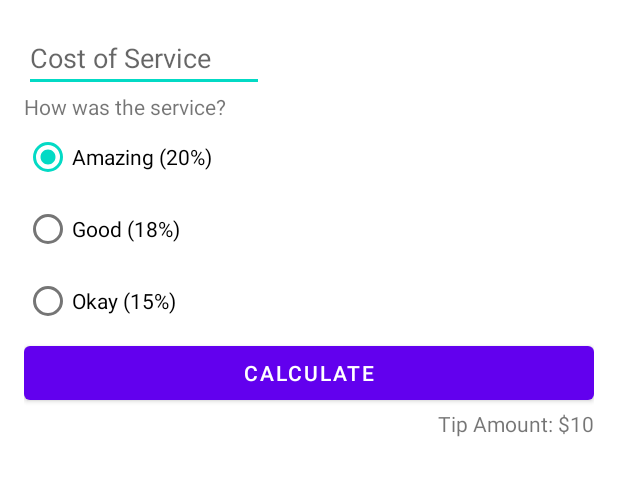
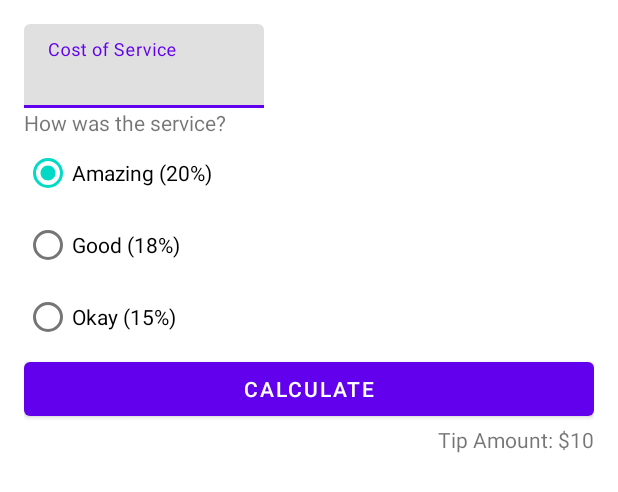
Before and after one commit to RafaelLOliveira/tip-calculation, an Android app: the layout activity_main.xml on its own in the app's theme, with its tools: preview values and no code run, on a phone screen of 412 x 824 dp. Shown: the top 492 px of the screen. Run offline under Robolectric (Android 15) with nearby library versions, the phone set to English and light mode, and no system bars.

Commit message:
cost of service field changes

```diff
--- a/app/src/main/java/br/com/example/tiptime/MainActivity.kt
+++ b/app/src/main/java/br/com/example/tiptime/MainActivity.kt
@@ -31,7 +31,7 @@ class MainActivity : AppCompatActivity() {
 
     private fun calculateTip() {
         //take the typed number
-        val stringInTextField = binding.costOfService.text.toString()
+        val stringInTextField = binding.costOfServiceEditText.text.toString()
         val cost = stringInTextField.toDouble()
 
         //inicialize the selected radio button
--- a/app/src/main/res/layout/activity_main.xml
+++ b/app/src/main/res/layout/activity_main.xml
@@ -7,14 +7,31 @@
     android:padding="16dp"
     tools:context=".MainActivity">
 
-    <EditText
+   <!-- <EditText
         android:id="@+id/cost_of_service"
         android:layout_width="160dp"
         android:layout_height="wrap_content"
         android:hint="@string/cost_of_service"
         android:inputType="numberDecimal"
         app:layout_constraintStart_toStartOf="parent"
-        app:layout_constraintTop_toTopOf="parent" />
+        app:layout_constraintTop_toTopOf="parent" />-->
+
+    <com.google.android.material.textfield.TextInputLayout
+        android:id="@+id/cost_of_service"
+        android:layout_width="160dp"
+        android:layout_height="wrap_content"
+        android:hint="@string/cost_of_service"
+        app:layout_constraintStart_toStartOf="parent"
+        app:layout_constraintTop_toTopOf="parent">
+
+        <com.google.android.material.textfield.TextInputEditText
+            android:id="@+id/cost_of_service_edit_text"
+            android:inputType="numberDecimal"
+            android:layout_width="match_parent"
+            android:layout_height="wrap_content"
+            />
+
+    </com.google.android.material.textfield.TextInputLayout>
 
     <TextView
         android:id="@+id/service_question"
```
